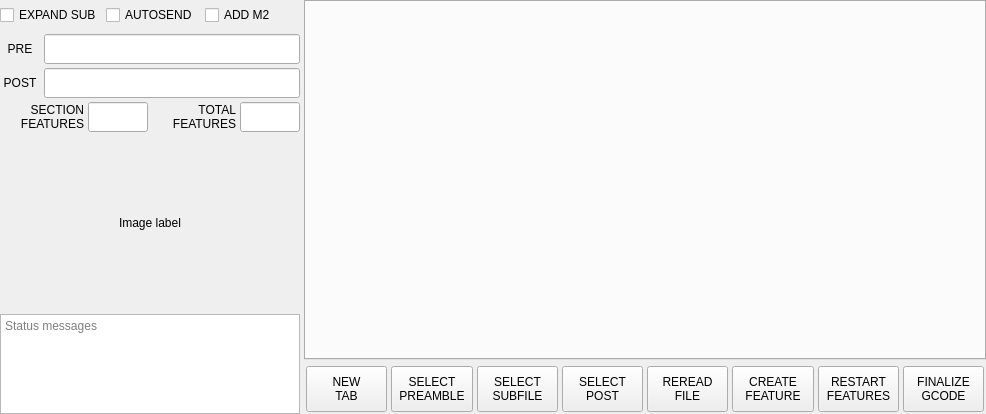
Before: the Qt Designer form lib/python/qtvcp/lib/qt_ngcgui/ngcgui.ui in LinuxCNC/linuxcnc, drawn with Qt 5.
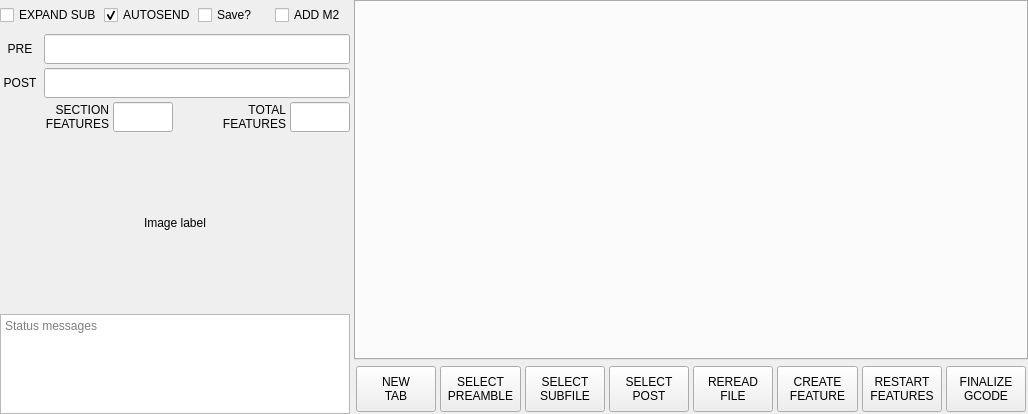
After: the same form once the commit is applied.

Commit message:
qtvcp -NGCG?UI widget: add auto populate subs.
User 'Eyecon' from the forum came up with these mods to have
automatically add subs based on the INI settings.

Diff of the .ui file:
```diff
--- a/lib/python/qtvcp/lib/qt_ngcgui/ngcgui.ui
+++ b/lib/python/qtvcp/lib/qt_ngcgui/ngcgui.ui
@@ -6,7 +6,7 @@
    <rect>
     <x>0</x>
     <y>0</y>
-    <width>986</width>
+    <width>1028</width>
     <height>414</height>
    </rect>
   </property>
@@ -44,7 +44,7 @@
       <widget class="QFrame" name="frame_info">
        <property name="minimumSize">
         <size>
-         <width>300</width>
+         <width>350</width>
          <height>0</height>
         </size>
        </property>
@@ -73,7 +73,7 @@
         <item>
          <layout class="QHBoxLayout" name="horizontalLayout_2">
           <property name="spacing">
-           <number>4</number>
+           <number>2</number>
           </property>
           <property name="topMargin">
            <number>0</number>
@@ -131,6 +131,22 @@
             </property>
             <property name="text">
              <string>AUTOSEND</string>
+            </property>
+            <property name="checked">
+             <bool>true</bool>
+            </property>
+           </widget>
+          </item>
+          <item>
+           <widget class="QCheckBox" name="chk_save">
+            <property name="toolTip">
+             <string>Aways save when code is finalized</string>
+            </property>
+            <property name="text">
+             <string>Save?</string>
+            </property>
+            <property name="checked">
+             <bool>false</bool>
             </property>
            </widget>
           </item>
```
The commit also changes 1 other file.
